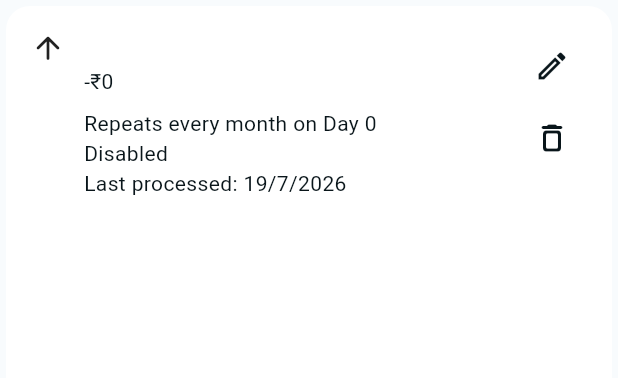
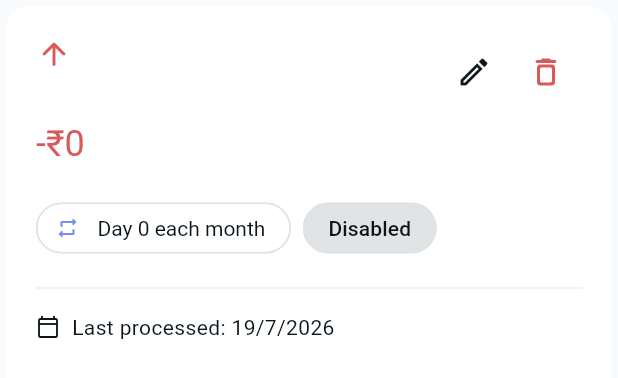
Before and after one commit to elitefantasy/minimal-pocket-finance-app, a Flutter app: the RecurringTransactionCard widget shown alone on an empty page, opened directly with empty values, on a phone screen of 412 x 824 dp. Shown: the top 378 px of the screen. Run offline on Flutter 3.47's test engine with Material 3 defaults, Android fonts, the phone set to English and light mode, and no system bars; our stand-ins replace flutter_riverpod, go_router, package_info_plus, shared_preferences, sqflite, sqflite_common_ffi; missing offline and left inert: saf_stream, saf_util; accounts and stored records are empty.

Commit message:
feat(recurring): polish recurring transaction management UI

```diff
--- a/lib/features/recurring/presentation/widgets/recurring_transaction_card.dart
+++ b/lib/features/recurring/presentation/widgets/recurring_transaction_card.dart
@@ -1,7 +1,8 @@
-import 'package:akm_finance_manager/models/recurring_transaction.dart';
 import 'package:akm_finance_manager/core/theme/app_icons.dart';
+import 'package:akm_finance_manager/core/theme/app_radius.dart';
 import 'package:akm_finance_manager/core/theme/app_spacing.dart';
 import 'package:akm_finance_manager/core/theme/theme_context_extensions.dart';
+import 'package:akm_finance_manager/models/recurring_transaction.dart';
 import 'package:flutter/material.dart';
 
 class RecurringTransactionCard extends StatelessWidget {
@@ -19,46 +20,107 @@ class RecurringTransactionCard extends StatelessWidget {
   @override
   Widget build(BuildContext context) {
     final isIncome = recurring.type == 'Income';
+    final amountColor = isIncome
+        ? context.semantic.success
+        : context.colors.error;
     final lastProcessedDate = recurring.lastProcessedDate;
     final lastProcessed = lastProcessedDate == null
-        ? 'Never'
+        ? 'Not processed yet'
         : '${lastProcessedDate.day}/${lastProcessedDate.month}/${lastProcessedDate.year}';
+    final statusColor = recurring.isEnabled
+        ? context.semantic.success
+        : context.colors.onSurfaceVariant;
 
     return Card(
       child: Padding(
-        padding: const EdgeInsets.all(AppSpacing.lg),
-        child: Row(
+        padding: const EdgeInsets.all(AppSpacing.card),
+        child: Column(
           crossAxisAlignment: CrossAxisAlignment.start,
           children: <Widget>[
-            Icon(isIncome ? AppIcons.income : AppIcons.expense),
-            const SizedBox(width: AppSpacing.md),
-            Expanded(
-              child: Column(
-                crossAxisAlignment: CrossAxisAlignment.start,
-                children: <Widget>[
-                  Text(recurring.category, style: context.text.titleMedium),
-                  Text(
-                    '${isIncome ? '+' : '-'}₹${recurring.amount.toStringAsFixed(0)}',
+            Row(
+              crossAxisAlignment: CrossAxisAlignment.start,
+              children: <Widget>[
+                Icon(
+                  isIncome ? AppIcons.income : AppIcons.expense,
+                  color: amountColor,
+                ),
+                const SizedBox(width: AppSpacing.md),
+                Expanded(
+                  child: Text(
+                    recurring.category,
+                    style: context.text.titleMedium,
                   ),
-                  if (recurring.note.isNotEmpty) Text(recurring.note),
-                  const SizedBox(height: AppSpacing.sm),
-                  Text('Repeats every month on Day ${recurring.dayOfMonth}'),
-                  Text(recurring.isEnabled ? 'Enabled' : 'Disabled'),
-                  Text('Last processed: $lastProcessed'),
-                ],
-              ),
-            ),
-            Column(
-              children: <Widget>[
+                ),
                 IconButton(
                   onPressed: onEdit,
                   icon: const Icon(AppIcons.edit),
-                  tooltip: 'Edit',
+                  tooltip: 'Edit ${recurring.category}',
                 ),
                 IconButton(
                   onPressed: onDelete,
-                  icon: const Icon(AppIcons.delete),
-                  tooltip: 'Delete',
+                  icon: Icon(AppIcons.delete, color: context.colors.error),
+                  tooltip: 'Delete ${recurring.category}',
+                ),
+              ],
+            ),
+            const SizedBox(height: AppSpacing.sm),
+            Text(
+              '${isIncome ? '+' : '-'}₹${recurring.amount.toStringAsFixed(0)}',
+              style: context.text.headlineSmall?.copyWith(color: amountColor),
+            ),
+            if (recurring.note.isNotEmpty) ...<Widget>[
+              const SizedBox(height: AppSpacing.xs),
+              Text(
+                recurring.note,
+                style: context.text.bodyMedium?.copyWith(
+                  color: context.colors.onSurfaceVariant,
+                ),
+              ),
+            ],
+            const SizedBox(height: AppSpacing.lg),
+            Wrap(
+              spacing: AppSpacing.sm,
+              runSpacing: AppSpacing.sm,
+              children: <Widget>[
+                Chip(
+                  avatar: Icon(
+                    AppIcons.repeat,
+                    size: AppIcons.smallSize,
+                    color: context.colors.secondary,
+                  ),
+                  label: Text('Day ${recurring.dayOfMonth} each month'),
+                  shape: const RoundedRectangleBorder(
+                    borderRadius: AppRadius.pill,
+                  ),
+                ),
+                Chip(
+                  label: Text(recurring.isEnabled ? 'Enabled' : 'Disabled'),
+                  backgroundColor: statusColor.withValues(alpha: 0.12),
+                  labelStyle: context.text.labelLarge?.copyWith(
+                    color: statusColor,
+                  ),
+                  shape: const RoundedRectangleBorder(
+                    borderRadius: AppRadius.pill,
+                  ),
+                ),
+              ],
+            ),
+            const Divider(height: AppSpacing.xxl),
+            Row(
+              children: <Widget>[
+                Icon(
+                  AppIcons.calendar,
+                  size: AppIcons.smallSize,
+                  color: context.colors.onSurfaceVariant,
+                ),
+                const SizedBox(width: AppSpacing.sm),
+                Expanded(
+                  child: Text(
+                    'Last processed: $lastProcessed',
+                    style: context.text.bodyMedium?.copyWith(
+                      color: context.colors.onSurfaceVariant,
+                    ),
+                  ),
                 ),
               ],
             ),
```
Also changed, not shown: lib/features/recurring/presentation/screens/recurring_screen.dart (+81 -19 lines), lib/features/recurring/presentation/widgets/recurring_transaction_dialog.dart (+46 -11 lines).
